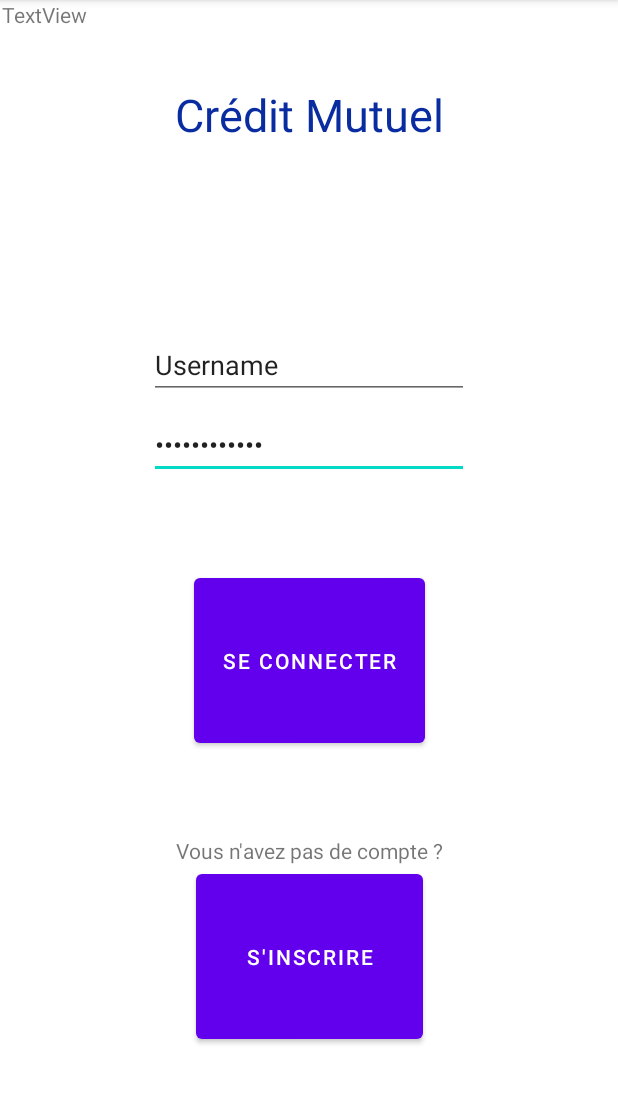
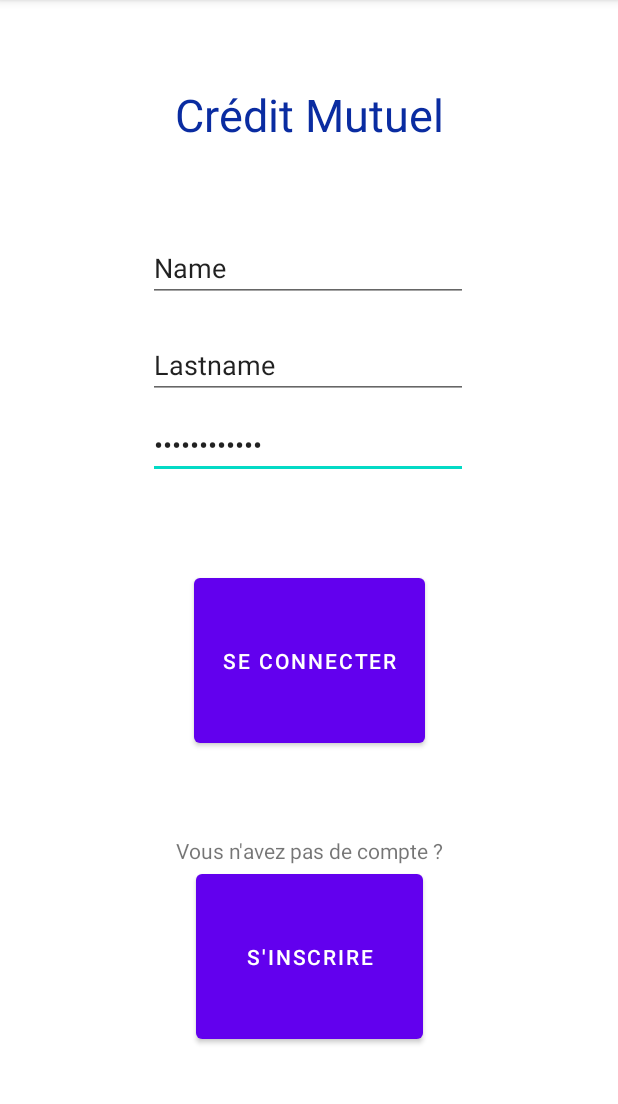
Before and after one commit to Hyzzeer/ADSA, an Android app: the screen it shows after launch (LoginActivity), on a phone screen of 412 x 824 dp, the part 84-1188 px from its top. Run offline under Robolectric (Android 15) with nearby library versions, the phone set to English and light mode, and no system bars; our stand-ins replace Volley; libraries missing offline, so code that uses them is left out: net.sqlcipher.database; 4 statements that could not run were skipped.

Commit message:
login onclick connexion

```diff
--- a/appkotlin/app/src/main/res/layout/activity_login.xml
+++ b/appkotlin/app/src/main/res/layout/activity_login.xml
@@ -25,6 +25,7 @@
         android:layout_width="154dp"
         android:layout_height="0dp"
         android:layout_marginBottom="56dp"
+        android:onClick="onClickConnexion"
         android:text="@string/connexion"
         app:layout_constraintBottom_toTopOf="@+id/registerLabel"
         app:layout_constraintEnd_toEndOf="parent"
@@ -40,6 +41,16 @@
         app:layout_constraintEnd_toEndOf="parent"
         app:layout_constraintStart_toStartOf="parent"
         app:layout_constraintTop_toBottomOf="@+id/loginButton" />
+
+    <TextView
+        android:id="@+id/loginMessage"
+        android:layout_width="wrap_content"
+        android:layout_height="wrap_content"
+        app:layout_constraintBottom_toTopOf="@+id/loginButton"
+        app:layout_constraintEnd_toEndOf="parent"
+        app:layout_constraintHorizontal_bias="0.488"
+        app:layout_constraintStart_toStartOf="parent"
+        app:layout_constraintTop_toBottomOf="@+id/passwordInput" />
 
     <Button
         android:id="@+id/registerButton"
@@ -61,46 +72,52 @@
         android:inputType="textPassword"
         android:text="@string/password"
         app:layout_constraintBottom_toTopOf="@+id/loginButton"
-        app:layout_constraintStart_toStartOf="@+id/usernameInput"
-        app:layout_constraintTop_toBottomOf="@+id/usernameInput"
+        app:layout_constraintStart_toStartOf="@+id/lastnameInput"
+        app:layout_constraintTop_toBottomOf="@+id/lastnameInput"
         android:autofillHints="password"
         tools:ignore="LabelFor" />
 
     <EditText
-        android:id="@+id/usernameInput"
+        android:id="@+id/lastnameInput"
         android:layout_width="wrap_content"
         android:layout_height="wrap_content"
         android:layout_marginBottom="8dp"
+        android:autofillHints=""
         android:ems="10"
         android:hint="@string/mail_adress"
         android:inputType="textEmailAddress"
-        android:text="@string/username"
+        android:text="@string/lastname"
         app:layout_constraintBottom_toTopOf="@+id/passwordInput"
         app:layout_constraintEnd_toEndOf="parent"
+        app:layout_constraintHorizontal_bias="0.497"
         app:layout_constraintStart_toStartOf="parent"
-        app:layout_constraintTop_toBottomOf="@+id/imageView"
-        android:autofillHints="" />
+        app:layout_constraintTop_toBottomOf="@+id/imageView" />
+
+    <EditText
+        android:id="@+id/nameInput"
+        android:layout_width="wrap_content"
+        android:layout_height="wrap_content"
+        android:autofillHints=""
+        android:ems="10"
+        android:hint="@string/mail_adress"
+        android:inputType="textEmailAddress"
+        android:text="@string/name"
+        app:layout_constraintBottom_toTopOf="@+id/lastnameInput"
+        app:layout_constraintEnd_toEndOf="parent"
+        app:layout_constraintHorizontal_bias="0.497"
+        app:layout_constraintStart_toStartOf="parent"
+        app:layout_constraintTop_toBottomOf="@+id/imageView" />
 
     <ImageView
         android:id="@+id/imageView"
         android:layout_width="wrap_content"
         android:layout_height="wrap_content"
-        android:layout_marginEnd="25dp"
+        android:layout_marginEnd="44dp"
         android:layout_marginBottom="84dp"
         android:contentDescription="@string/logo"
-        app:layout_constraintBottom_toTopOf="@+id/usernameInput"
+        app:layout_constraintBottom_toTopOf="@+id/lastnameInput"
         app:layout_constraintEnd_toEndOf="@+id/appName"
         app:layout_constraintTop_toBottomOf="@+id/appName"
         tools:srcCompat="@tools:sample/avatars" />
 
-    <TextView
-        android:id="@+id/infoText"
-        android:layout_width="102dp"
-        android:layout_height="123dp"
-        android:layout_marginEnd="12dp"
-        android:text="TextView"
-        app:layout_constraintEnd_toStartOf="@+id/appName"
-        app:layout_constraintStart_toStartOf="parent"
-        app:layout_constraintTop_toTopOf="parent" />
-
 </androidx.constraintlayout.widget.ConstraintLayout>
--- a/appkotlin/app/src/main/res/values/strings.xml
+++ b/appkotlin/app/src/main/res/values/strings.xml
@@ -5,7 +5,8 @@
     <string name="no_account">Vous n\'avez pas de compte ?</string>
     <string name="inscription">S\'inscrire</string>
     <string name="password">Mot de passe</string>
-    <string name="username">Username</string>
+    <string name="name">Name</string>
+    <string name="lastname">Lastname</string>
     <string name="mail_adress">Adresse mail</string>
     <string name="logo">logo</string>
     <string name="main_account">Main account</string>
```
Also changed, not shown: appkotlin/app/src/main/java/com/example/appkotlin/LoginActivity.kt (+59 -22 lines).
